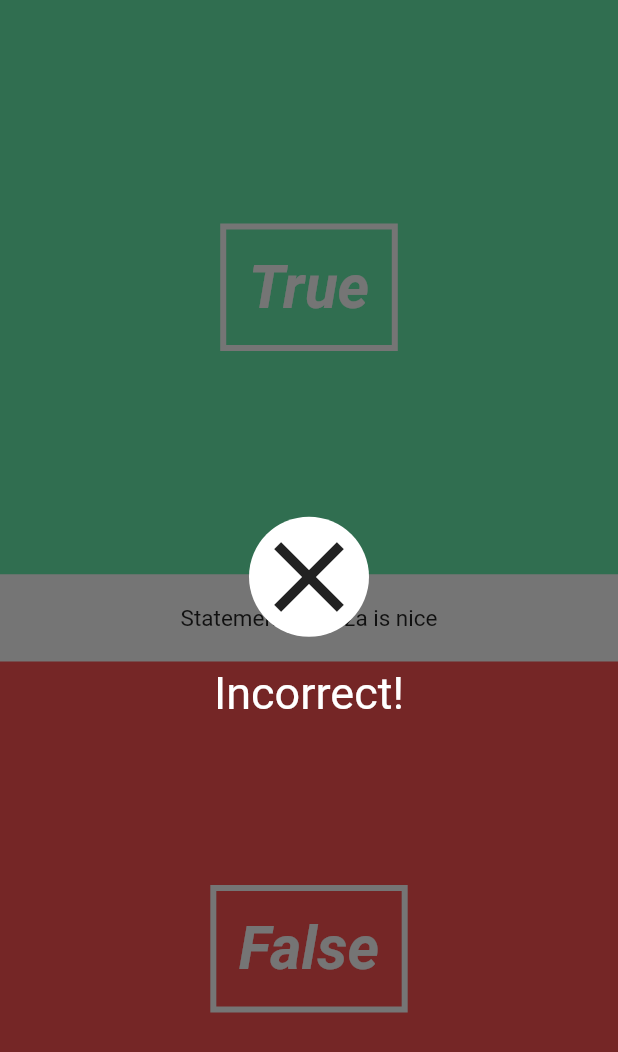
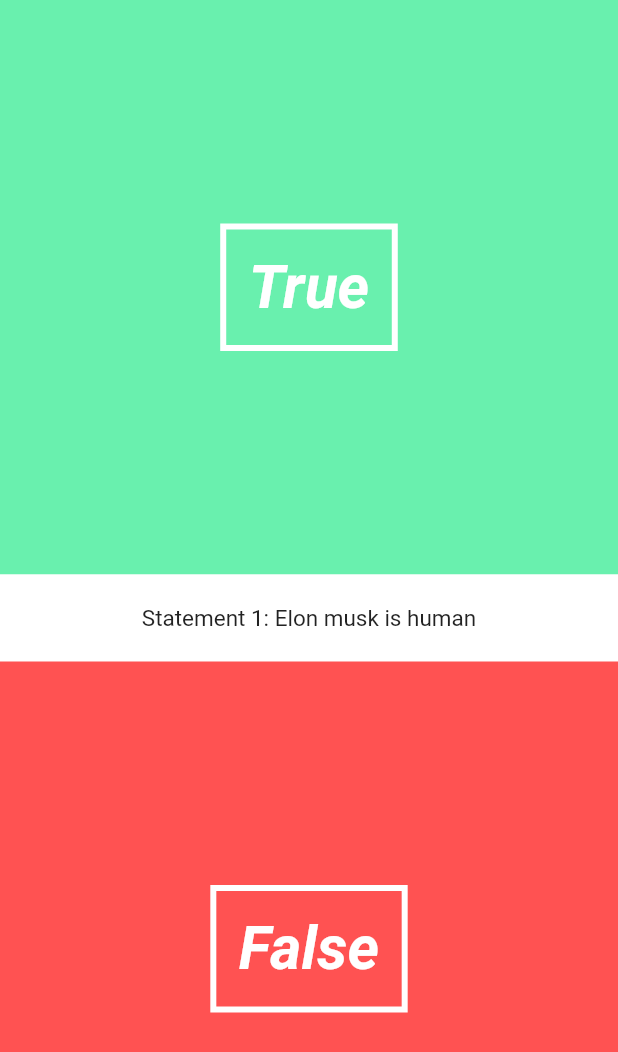
Before and after one commit to pebreo/flutter-quiz, a Flutter app: the screen it shows after launch, on a phone screen of 412 x 824 dp. Shown: the top 1052 px of the screen. Run offline on Flutter 3.47's test engine with Material 2 defaults, Android fonts, the phone set to English and light mode, and no system bars.

Commit message:
add quiz data

```diff
--- a/lib/pages/quiz_page.dart
+++ b/lib/pages/quiz_page.dart
@@ -2,6 +2,8 @@ import 'package:flutter/material.dart';
 import '../UI/answer_button.dart';
 import '../UI/question_text.dart';
 import '../UI/correct_wrong_overlay.dart';
+import '../utils/question.dart';
+import '../utils/quiz.dart';
 
 // a widget
 class QuizPage extends StatefulWidget {
@@ -18,6 +20,27 @@ class QuizPage extends StatefulWidget {
 
 // a state
 class QuizPageState extends State<QuizPage> {
+
+  Question currentQuestion;
+  Quiz quiz = new Quiz([
+    new Question("Elon musk is human", false),
+    new Question("Pizza is health", false),
+    new Question("Flutter is awesome", true),
+  ]);
+  String questionText;
+  int questionNumber;
+  bool isCorrect;
+  bool showOverlay = false;
+
+  @override
+  void initState() {
+    super.initState();
+    currentQuestion = quiz.nextQuestion;
+    questionText = currentQuestion.question;
+    questionNumber = quiz.questionNumber;
+
+  }
+
   @override
   Widget build(BuildContext context) {
     return new Stack(
@@ -27,11 +50,11 @@ class QuizPageState extends State<QuizPage> {
         new Column(// this is our main page
             children: <Widget>[
               new AnswerButton(true, () => print('you answered true')),
-              new QuestionText("Pizza is nice", 1),
+              new QuestionText(questionText, questionNumber),
               new AnswerButton(false, () => print('you answered false')),
           ]
         ),
-        new CorrectWrongOverlay(false),
+        showOverlay == true ? new CorrectWrongOverlay(false) : new Container(),
       ],
     );
   }
```
